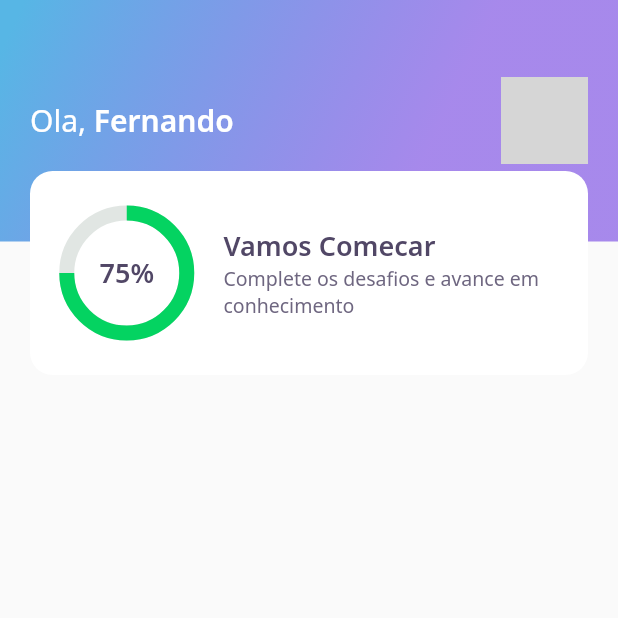
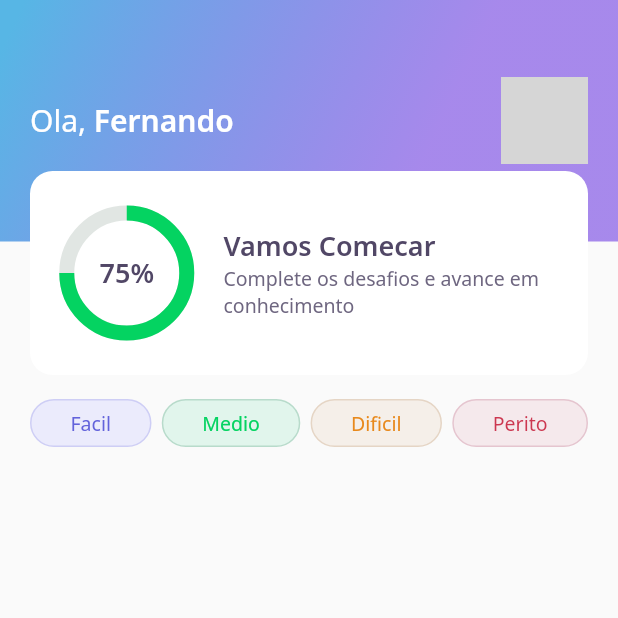
Before and after one commit to fernandofreamunde/Nlw5DevQuiz, a Flutter app: the screen it shows after launch, on a phone screen of 412 x 824 dp, the top half of it. Run offline on Flutter 3.47's test engine with Material 2 defaults, Android fonts, the phone set to English and light mode, and no system bars; our stand-ins replace google_fonts; network calls fail; grey boxes are pictures that could not be loaded.

Commit message:
add level buttons

```diff
--- a/lib/home/home_page.dart
+++ b/lib/home/home_page.dart
@@ -1,4 +1,5 @@
 import 'package:DevQuiz/home/widgets/app_bar/app_bar_widget.dart';
+import 'package:DevQuiz/home/widgets/level_button/level_button_widget.dart';
 import 'package:flutter/material.dart';
 
 class HomePage extends StatefulWidget {
@@ -13,6 +14,18 @@ class _HomePageState extends State<HomePage> {
   Widget build(BuildContext context) {
     return Scaffold(
       appBar: AppBarWidget(),
+      body: Padding(
+        padding: const EdgeInsets.symmetric(horizontal: 20, vertical: 16),
+        child: Row(
+          mainAxisAlignment: MainAxisAlignment.spaceBetween,
+          children: [
+            LevelButtonWidget(label: "Facil"),
+            LevelButtonWidget(label: "Medio"),
+            LevelButtonWidget(label: "Dificil"),
+            LevelButtonWidget(label: "Perito"),
+          ],
+        ),
+      ),
     );
   }
 }
--- /dev/null
+++ b/lib/home/widgets/level_button/level_button_widget.dart
@@ -0,0 +1,64 @@
+import 'package:DevQuiz/core/app_colors.dart';
+import 'package:DevQuiz/core/core.dart';
+import 'package:flutter/material.dart';
+import 'package:google_fonts/google_fonts.dart';
+
+class LevelButtonWidget extends StatelessWidget {
+  final String label;
+  LevelButtonWidget({
+    Key? key,
+    required this.label,
+    }) : assert(["Facil","Medio","Dificil","Perito"].contains(label)) , super(key: key);
+
+    final config = {
+      "Facil": {
+        "color": AppColors.levelButtonFacil,
+        "borderColor": AppColors.levelButtonBorderFacil,
+        "fontColor": AppColors.levelButtonTextFacil,
+      },
+      "Medio": {
+        "color": AppColors.levelButtonMedio,
+        "borderColor": AppColors.levelButtonBorderMedio,
+        "fontColor": AppColors.levelButtonTextMedio,
+      },
+      "Dificil": {
+        "color": AppColors.levelButtonDificil,
+        "borderColor": AppColors.levelButtonBorderDificil,
+        "fontColor": AppColors.levelButtonTextDificil,
+      },
+      "Perito": {
+        "color": AppColors.levelButtonPerito,
+        "borderColor": AppColors.levelButtonBorderPerito,
+        "fontColor": AppColors.levelButtonTextPerito,
+      }
+    };
+
+  Color get color => config[label]!['color']!;
+  Color get borderColor => config[label]!['borderColor']!;
+  Color get fontColor => config[label]!['fontColor']!;
+
+  @override
+  Widget build(BuildContext context) {
+    return Container(
+      decoration: BoxDecoration(
+        borderRadius: BorderRadius.circular(28),
+        color: color,
+        border: Border.fromBorderSide(
+          BorderSide(color: borderColor)
+        )
+      ),
+      child:
+        Padding(
+          padding: const EdgeInsets.symmetric(horizontal: 26, vertical: 6),
+          child: Text(
+            label,
+            style:
+              GoogleFonts.notoSans(
+                color: fontColor,
+                fontSize: 13
+              ),
+          ),
+        ),
+    );
+  }
+}
```
